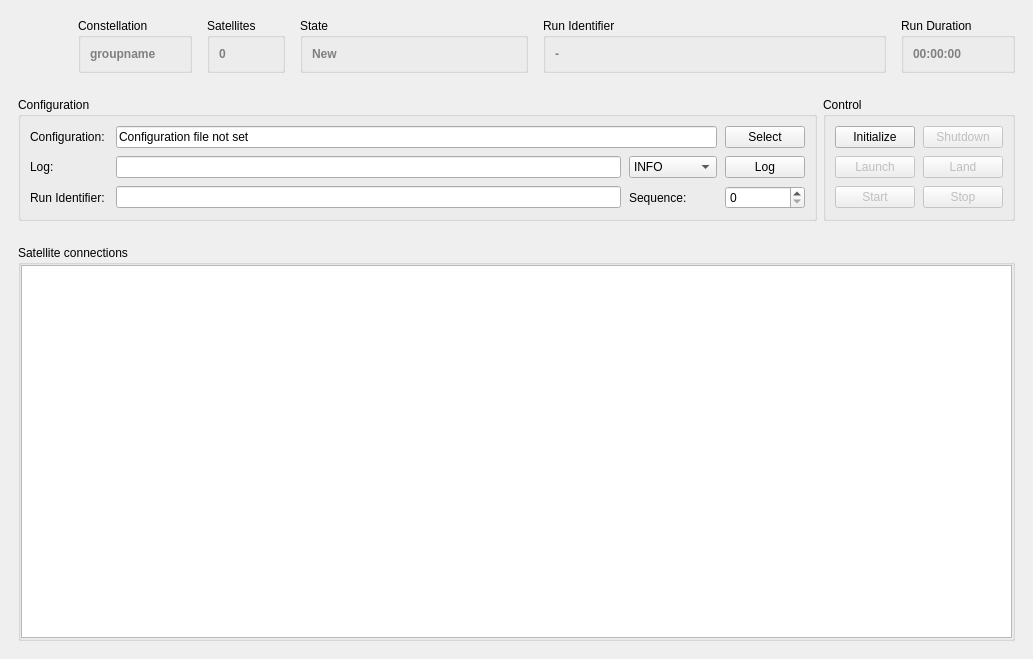
Before: the Qt Designer form cxx/controllers/MissionControl/MissionControl.ui in constellation-daq/Constellation, drawn with Qt 5.
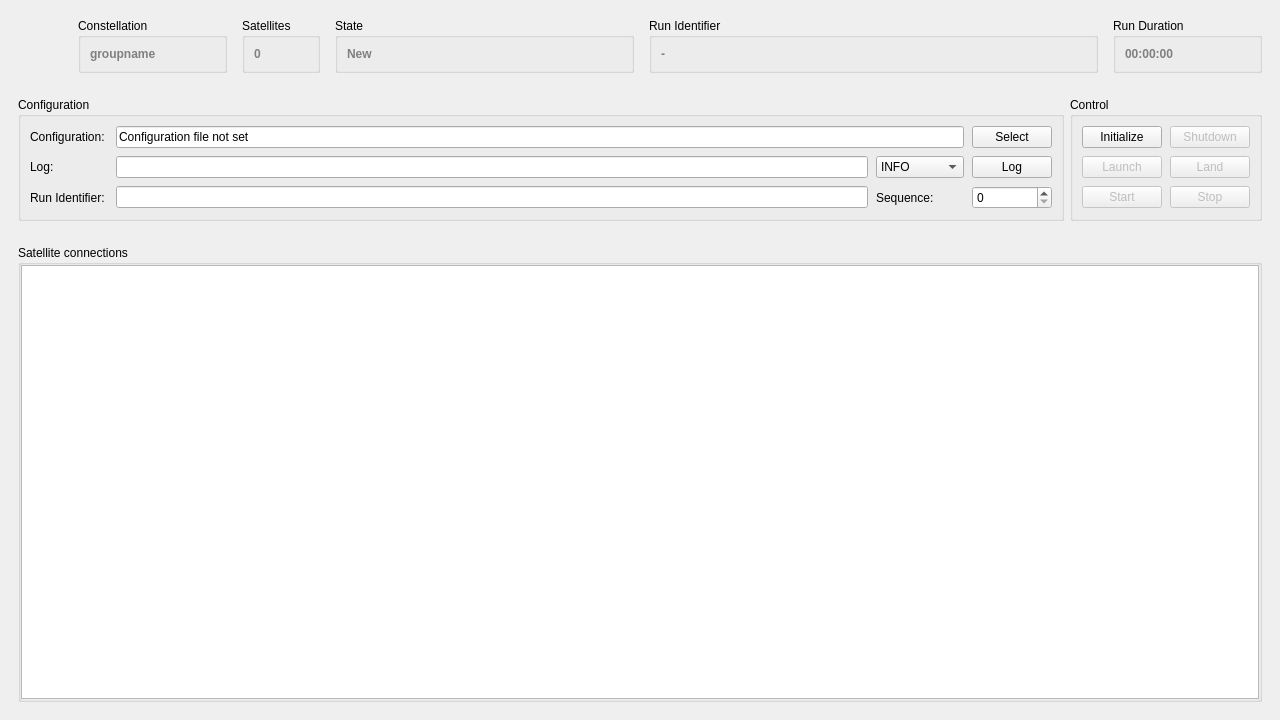
After: the same form once the commit is applied. Icons and pictures are not drawn.

Commit message: MissionControl: adjust column width and add heartbeats & lives

```diff
--- a/cxx/controllers/MissionControl/MissionControl.ui
+++ b/cxx/controllers/MissionControl/MissionControl.ui
@@ -9,8 +9,8 @@
    <rect>
     <x>0</x>
     <y>0</y>
-    <width>1033</width>
-    <height>659</height>
+    <width>1280</width>
+    <height>720</height>
    </rect>
   </property>
   <property name="windowTitle">
@@ -511,12 +511,33 @@
             <property name="toolTip">
              <string>Satellites connected to the Run Control</string>
             </property>
+            <property name="horizontalScrollBarPolicy">
+             <enum>Qt::ScrollBarAlwaysOff</enum>
+            </property>
+            <property name="sizeAdjustPolicy">
+             <enum>QAbstractScrollArea::AdjustToContents</enum>
+            </property>
+            <property name="selectionBehavior">
+             <enum>QAbstractItemView::SelectRows</enum>
+            </property>
             <property name="rootIsDecorated">
              <bool>false</bool>
             </property>
             <property name="sortingEnabled">
              <bool>true</bool>
             </property>
+            <attribute name="headerCascadingSectionResizes">
+             <bool>true</bool>
+            </attribute>
+            <attribute name="headerDefaultSectionSize">
+             <number>150</number>
+            </attribute>
+            <attribute name="headerHighlightSections">
+             <bool>true</bool>
+            </attribute>
+            <attribute name="headerStretchLastSection">
+             <bool>false</bool>
+            </attribute>
            </widget>
           </item>
          </layout>
```
Left out of the diff: 5 changed lines with no effect on the pictures. The commit also changes 3 other files.
